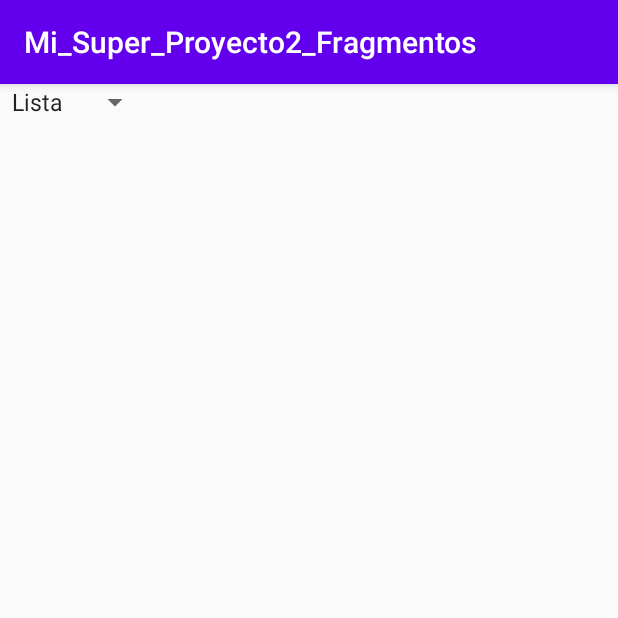
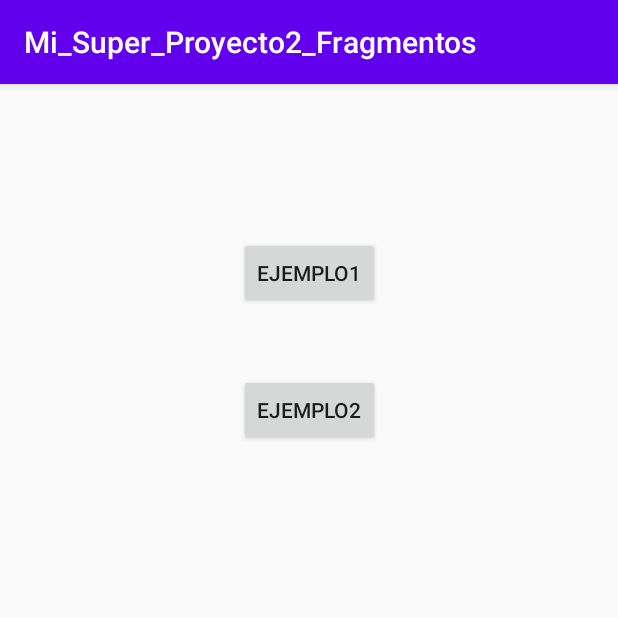
Before and after one commit to WCNosliwsys/Mi_Super_Proyecto2_Fragmentos, an Android app: the screen it shows after launch (MainActivity before the commit, EjemplosFragment after it), on a phone screen of 412 x 824 dp, the top half of it. Run offline under Robolectric (Android 15) with nearby library versions, the phone set to English and light mode, and no system bars.

Commit message:
Generando paquete y preparando entorno, añadiendo funcionalidad de transacciones de fragmentos en el ejemplo1

```diff
--- a/app/src/main/AndroidManifest.xml
+++ b/app/src/main/AndroidManifest.xml
@@ -9,7 +9,10 @@
         android:roundIcon="@mipmap/ic_launcher_round"
         android:supportsRtl="true"
         android:theme="@style/AppTheme">
-        <activity android:name=".MainActivity">
+        <activity android:name=".ejemplo1.MainActivity"/>
+        <activity android:name=".ListaCorreo"></activity>
+        <activity android:name=".EjemplosFragment$MainActivity" />
+        <activity android:name=".EjemplosFragment">
             <intent-filter>
                 <action android:name="android.intent.action.MAIN" />
 
--- /dev/null
+++ b/app/src/main/java/com/ditec/mi_super_proyecto2_fragmentos/EjemplosFragment.java
@@ -0,0 +1,40 @@
+package com.ditec.mi_super_proyecto2_fragmentos;
+
+import androidx.annotation.NonNull;
+import androidx.annotation.Nullable;
+import androidx.appcompat.app.AppCompatActivity;
+import androidx.fragment.app.Fragment;
+import androidx.fragment.app.FragmentManager;
+import androidx.fragment.app.FragmentTransaction;
+
+import android.content.Intent;
+import android.os.Bundle;
+import android.view.LayoutInflater;
+import android.view.View;
+import android.view.ViewGroup;
+import android.widget.AdapterView;
+import android.widget.ArrayAdapter;
+import android.widget.GridView;
+import android.widget.Spinner;
+import android.widget.Toast;
+
+import com.ditec.mi_super_proyecto2_fragmentos.ejemplo1.MainActivity;
+
+public class EjemplosFragment extends AppCompatActivity {
+
+    @Override
+    protected void onCreate(Bundle savedInstanceState) {
+        super.onCreate(savedInstanceState);
+        setContentView(R.layout.activity_ejemplos_fragment);
+    }
+
+    public void ejemplo1(View view) {
+        startActivity(new Intent(this, MainActivity.class));
+    }
+
+    public void ejemplo2(View view) {
+        startActivity(new Intent(this, ListaCorreo.class));
+    }
+
+
+}
--- a/app/src/main/java/com/ditec/mi_super_proyecto2_fragmentos/GridFragmento.java
+++ b/app/src/main/java/com/ditec/mi_super_proyecto2_fragmentos/ejemplo1/GridFragmento.java
@@ -1,4 +1,4 @@
-package com.ditec.mi_super_proyecto2_fragmentos;
+package com.ditec.mi_super_proyecto2_fragmentos.ejemplo1;
 
 import android.os.Bundle;
 import android.view.LayoutInflater;
@@ -11,7 +11,9 @@ import androidx.annotation.NonNull;
 import androidx.annotation.Nullable;
 import androidx.fragment.app.Fragment;
 
-public class GridFragmento  extends Fragment {
+import com.ditec.mi_super_proyecto2_fragmentos.R;
+
+public class GridFragmento extends Fragment {
     @Nullable
     @Override
     public View onCreateView(@NonNull LayoutInflater inflater, @Nullable ViewGroup container, @Nullable Bundle savedInstanceState) {
--- a/app/src/main/java/com/ditec/mi_super_proyecto2_fragmentos/ListaFragmento.java
+++ b/app/src/main/java/com/ditec/mi_super_proyecto2_fragmentos/ejemplo1/ListaFragmento.java
@@ -1,4 +1,4 @@
-package com.ditec.mi_super_proyecto2_fragmentos;
+package com.ditec.mi_super_proyecto2_fragmentos.ejemplo1;
 
 import android.os.Bundle;
 import android.view.LayoutInflater;
@@ -9,6 +9,8 @@ import androidx.annotation.NonNull;
 import androidx.annotation.Nullable;
 import androidx.fragment.app.Fragment;
 
+import com.ditec.mi_super_proyecto2_fragmentos.R;
+
 public class ListaFragmento extends Fragment {
     @Nullable
     @Override
--- /dev/null
+++ b/app/src/main/res/layout/activity_ejemplos_fragment.xml
@@ -0,0 +1,30 @@
+<?xml version="1.0" encoding="utf-8"?>
+<androidx.constraintlayout.widget.ConstraintLayout xmlns:android="http://schemas.android.com/apk/res/android"
+    xmlns:app="http://schemas.android.com/apk/res-auto"
+    xmlns:tools="http://schemas.android.com/tools"
+    android:layout_width="match_parent"
+    android:layout_height="match_parent"
+    tools:context=".EjemplosFragment">
+
+    <Button
+        android:id="@+id/button"
+        android:layout_width="wrap_content"
+        android:layout_height="wrap_content"
+        android:layout_marginTop="102dp"
+        android:text="Ejemplo1"
+        app:layout_constraintEnd_toEndOf="parent"
+        app:layout_constraintStart_toStartOf="parent"
+        app:layout_constraintTop_toTopOf="parent"
+        android:onClick="ejemplo1"/>
+
+    <Button
+        android:onClick="ejemplo2"
+        android:id="@+id/button2"
+        android:layout_width="wrap_content"
+        android:layout_height="wrap_content"
+        android:layout_marginTop="43dp"
+        android:text="Ejemplo2"
+        app:layout_constraintEnd_toEndOf="parent"
+        app:layout_constraintStart_toStartOf="parent"
+        app:layout_constraintTop_toBottomOf="@+id/button" />
+</androidx.constraintlayout.widget.ConstraintLayout>
--- a/app/src/main/res/layout/activity_main.xml
+++ b/app/src/main/res/layout/activity_main.xml
@@ -5,7 +5,7 @@
     android:layout_width="match_parent"
     android:layout_height="match_parent"
     android:orientation="vertical"
-    tools:context=".MainActivity">
+    tools:context=".EjemplosFragment$MainActivity">
     <Spinner
         android:id="@+id/mispinner"
         android:entries="@array/tipo"
@@ -15,7 +15,7 @@
         android:layout_width="match_parent"
         android:layout_height="match_parent"
         android:id="@+id/mifragment"
-        android:name="com.ditec.mi_super_proyecto2_fragmentos.GridFragmento"/>
+        android:name="com.ditec.mi_super_proyecto2_fragmentos.EjemplosFragment.GridFragmento"/>
 -->
     <FrameLayout
         android:id="@+id/fragmento"
```
Also changed, not shown: app/src/main/java/com/ditec/mi_super_proyecto2_fragmentos/ListaCorreo.java (added, +14 -0 lines), app/src/main/java/com/ditec/mi_super_proyecto2_fragmentos/ejemplo1/MainActivity.java (renamed from app/src/main/java/com/ditec/mi_super_proyecto2_fragmentos/MainActivity.java, +20 -3 lines), app/src/main/res/layout/activity_lista_correo.xml (added, +9 -0 lines).
